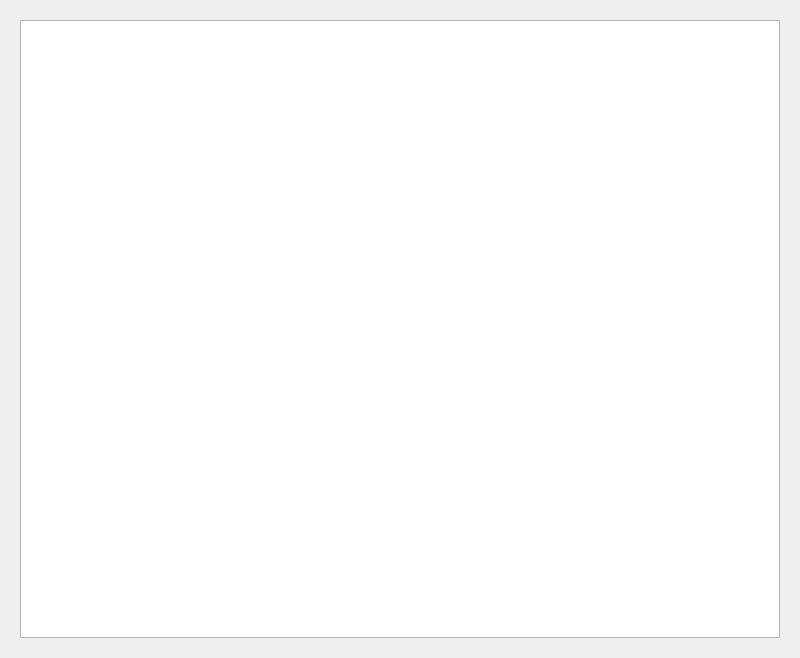
Old version of the form GraphicsScene/startingwindow.ui in the repository HarrisL2/QtBigTwo.
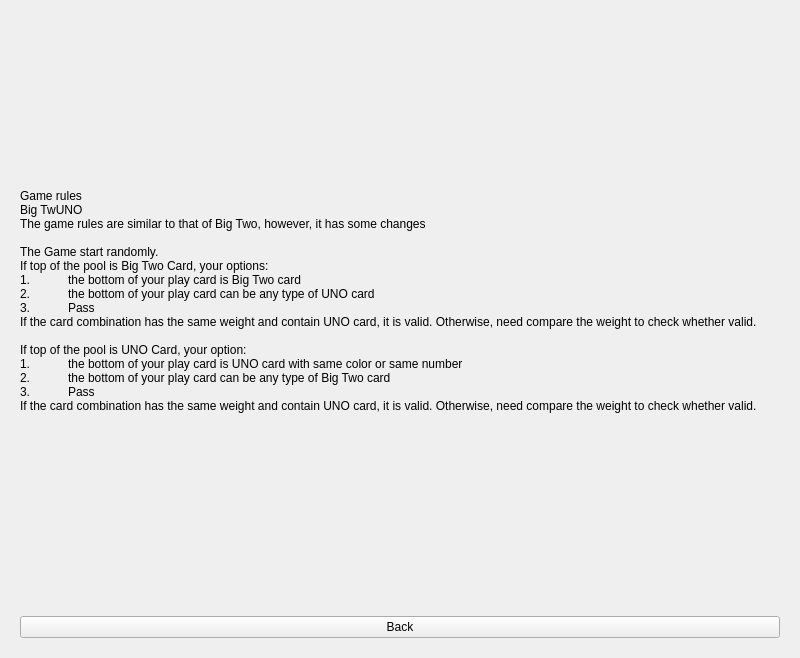
New version of the form. The open tabs and pages were chosen to show the change. Icons and pictures are not drawn.

Diff of the .ui file:
```diff
--- a/GraphicsScene/startingwindow.ui
+++ b/GraphicsScene/startingwindow.ui
@@ -415,9 +415,52 @@
       </layout>
      </widget>
      <widget class="QWidget" name="page_6">
+      <property name="maximumSize">
+       <size>
+        <width>16777215</width>
+        <height>636</height>
+       </size>
+      </property>
       <layout class="QVBoxLayout" name="verticalLayout_17">
        <item>
-        <widget class="QGraphicsView" name="graphicsView"/>
+        <widget class="QLabel" name="label_3">
+         <property name="text">
+          <string>Game rules
+Big TwUNO
+The game rules are similar to that of Big Two, however, it has some changes
+
+The Game start randomly.
+If top of the pool is Big Two Card, your options:
+1.	the bottom of your play card is Big Two card
+2.	the bottom of your play card can be any type of UNO card
+3.	Pass
+If the card combination has the same weight and contain UNO card, it is valid. Otherwise, need compare the weight to check whether valid.
+
+If top of the pool is UNO Card, your option:
+1.	the bottom of your play card is UNO card with same color or same number
+2.	the bottom of your play card can be any type of Big Two card
+3.	Pass
+If the card combination has the same weight and contain UNO card, it is valid. Otherwise, need compare the weight to check whether valid.
+
+</string>
+         </property>
+         <property name="textFormat">
+          <enum>Qt::PlainText</enum>
+         </property>
+         <property name="scaledContents">
+          <bool>true</bool>
+         </property>
+         <property name="wordWrap">
+          <bool>true</bool>
+         </property>
+        </widget>
+       </item>
+       <item>
+        <widget class="QPushButton" name="BackButton">
+         <property name="text">
+          <string>Back</string>
+         </property>
+        </widget>
        </item>
       </layout>
      </widget>
```
Left out of the diff: 1 changed line with no effect on the pictures.
